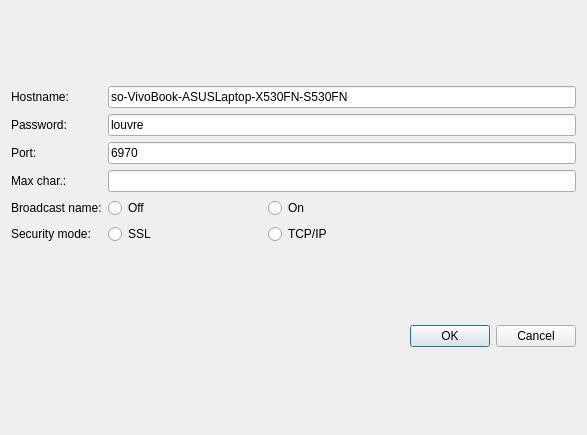
Qt form TLS_client/qt_client/server_settings.ui (so-groenen/aysnc_secure_chat_application) before a commit.
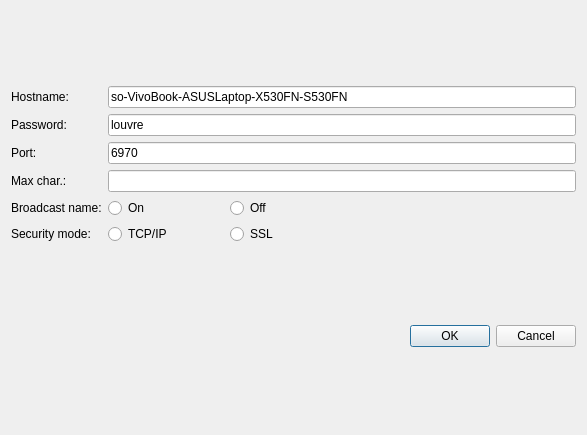
The same form after that commit.

Commit message: error handling for timeout err

The edit to the form file:
```diff
--- a/TLS_client/qt_client/server_settings.ui
+++ b/TLS_client/qt_client/server_settings.ui
@@ -45,17 +45,7 @@
       </widget>
      </item>
      <item row="4" column="1">
-      <layout class="QHBoxLayout" name="horizontalLayout_5" stretch="1,2">
-       <item>
-        <widget class="QRadioButton" name="broadcastNameOff">
-         <property name="text">
-          <string>Off</string>
-         </property>
-         <attribute name="buttonGroup">
-          <string notr="true">buttonGroup</string>
-         </attribute>
-        </widget>
-       </item>
+      <layout class="QHBoxLayout" name="horizontalLayout_5" stretch="1,3">
        <item>
         <widget class="QRadioButton" name="broadcastNameOn">
          <property name="text">
@@ -66,6 +56,16 @@
          </attribute>
         </widget>
        </item>
+       <item>
+        <widget class="QRadioButton" name="broadcastNameOff">
+         <property name="text">
+          <string>Off</string>
+         </property>
+         <attribute name="buttonGroup">
+          <string notr="true">buttonGroup</string>
+         </attribute>
+        </widget>
+       </item>
       </layout>
      </item>
      <item row="2" column="1">
@@ -114,17 +114,7 @@
       </widget>
      </item>
      <item row="5" column="1">
-      <layout class="QHBoxLayout" name="horizontalLayout_6" stretch="1,2">
-       <item>
-        <widget class="QRadioButton" name="sslRadio">
-         <property name="text">
-          <string>SSL </string>
-         </property>
-         <attribute name="buttonGroup">
-          <string notr="true">buttonGroup_2</string>
-         </attribute>
-        </widget>
-       </item>
+      <layout class="QHBoxLayout" name="horizontalLayout_6" stretch="1,3">
        <item>
         <widget class="QRadioButton" name="tcpRadio">
          <property name="text">
@@ -135,6 +125,16 @@
          </attribute>
         </widget>
        </item>
+       <item>
+        <widget class="QRadioButton" name="sslRadio">
+         <property name="text">
+          <string>SSL </string>
+         </property>
+         <attribute name="buttonGroup">
+          <string notr="true">buttonGroup_2</string>
+         </attribute>
+        </widget>
+       </item>
       </layout>
      </item>
     </layout>
```
Left out of the diff: 2 changed lines with no effect on the pictures. The commit also changes 1 other file.
